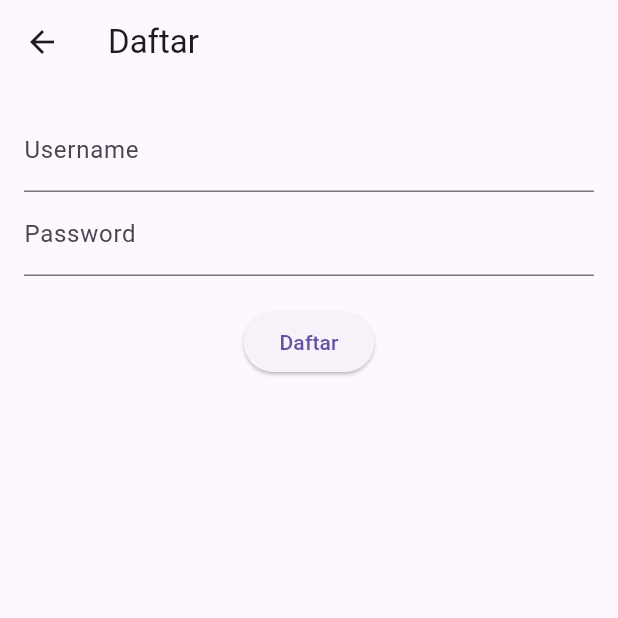
After one commit to IsDukeThere/TugasAkhir_Mobile, a Flutter app: the screen it shows after launch, after a tap on "Daftar", on a phone screen of 412 x 824 dp, the top half of it. The commit adds this screen. Run offline on Flutter 3.47's test engine with Material 3 defaults, Android fonts, the phone set to English and light mode, and no system bars; our stand-ins replace hive, hive_flutter; accounts and stored records are empty; network calls fail.

Commit message:
update, login register done

```diff
--- a/lib/main.dart
+++ b/lib/main.dart
@@ -1,10 +1,18 @@
 import 'package:flutter/material.dart';
+import 'package:hive_flutter/hive_flutter.dart';
+import 'package:project_akhir/model/movie_list.dart';
 import 'package:project_akhir/views/login.dart';
 
-void main() {
+void main() async {
+  WidgetsFlutterBinding.ensureInitialized();
+
+  await Hive.initFlutter();
+  Hive.registerAdapter(MovieListAdapter());
+  await Hive.openBox('users');
+  await Hive.openBox<MovieList>('watchlist');
+
   runApp(const MyApp());
 }
-
 class MyApp extends StatelessWidget {
   const MyApp({super.key});
 
--- /dev/null
+++ b/lib/utils/encryption.dart
@@ -0,0 +1,8 @@
+import 'dart:convert';
+import 'package:crypto/crypto.dart';
+
+String hashPassword(String password) {
+  final bytes = utf8.encode(password);
+  final digest = sha256.convert(bytes);
+  return digest.toString();
+}
--- a/lib/views/home.dart
+++ b/lib/views/home.dart
@@ -152,7 +152,7 @@ class _MovieListViewState extends State<Home> {
                     Navigator.push(
                       context,
                       MaterialPageRoute(
-                        builder: (context) => Detail(id: m.id),
+                        builder: (context) => Detail(id: m.id, movie: m,),
                       ),
                     );
                   },
--- a/lib/views/login.dart
+++ b/lib/views/login.dart
@@ -1,4 +1,6 @@
 import 'package:flutter/material.dart';
+import 'package:hive/hive.dart';
+import 'package:project_akhir/views/register.dart';
 import 'package:project_akhir/widgets/navbar.dart';
 
 class LoginPage extends StatefulWidget {
@@ -32,7 +34,21 @@ class _LoginPageState extends State<LoginPage> {
           ),
           _usernameField(),
           _passwordField(),
-          _loginButton(context)],
+          _loginButton(context),
+          Text(
+            "Belum memiliki akun?",
+            style: TextStyle(
+              color: Colors.white
+            ),
+          ),
+          TextButton(
+            onPressed: () {
+              Navigator.push(
+                context,
+                MaterialPageRoute(builder: (context) => Register())
+                );
+          }, child: Text("Daftar"))
+          ],
       ),
     );
   }
@@ -119,27 +135,41 @@ class _LoginPageState extends State<LoginPage> {
     String text = "", username, password;
       username = usernameC.text.trim();
       password = passwordC.text.trim();
-      print("Username : $username");
-      print("Password : $password");
-      if(username == "Duki" && password == "123"){
-        //login berhasil
+
+      var box = Hive.box('users');
+      if (box.containsKey(username)) {
+    // Ambil password yang tersimpan
+    final savedPassword = box.get(username);
+
+    if (savedPassword == password) {
+      // Login berhasil
       setState(() {
         text = "Login Berhasil!";
         isLoginSuccess = true;
       });
-        Navigator.pushReplacement(context,
-        MaterialPageRoute(
-          builder: (context){
-            return Navbar(name: username,);
-          }
-          ));
-      }else{
-        // login gagal
+
+      // Navigasi ke halaman utama
+      Navigator.pushReplacement(
+        context,
+        MaterialPageRoute(builder: (context) => Navbar(name: username)),
+      );
+    } else {
+      // Password salah
       setState(() {
-          text = "Login Gagal";
+        text = "Password salah!";
         isLoginSuccess = false;
       });
     }
+  } else {
+    // Username tidak ditemukan
+    setState(() {
+      text = "Username tidak ditemukan!";
+      isLoginSuccess = false;
+    });
+  }
+
+      print("Username : $username");
+      print("Password : $password");
 
       SnackBar snackBar = SnackBar(
         backgroundColor: (isLoginSuccess) ? Colors.green : Colors.red,
--- /dev/null
+++ b/lib/views/register.dart
@@ -0,0 +1,68 @@
+import 'package:flutter/material.dart';
+import 'package:hive/hive.dart';
+
+class Register extends StatefulWidget {
+  const Register({super.key});
+
+  @override
+  State<Register> createState() => _RegisterState();
+}
+
+class _RegisterState extends State<Register> {
+  final usernameController = TextEditingController();
+  final passwordController = TextEditingController();
+
+  void _register() async {
+    final username = usernameController.text;
+    final password = passwordController.text;
+
+    if (username.isEmpty || password.isEmpty) return;
+
+    final box = Hive.box('users');
+
+    if (box.containsKey(username)) {
+      ScaffoldMessenger.of(context).showSnackBar(
+        SnackBar(content: Text('Username sudah terdaftar')),
+      );
+      return;
+    }
+
+    await box.put(username, password);
+    print('Data tersimpan: $username -> $password'); // debug
+
+    ScaffoldMessenger.of(context).showSnackBar(
+      const SnackBar(content: Text("Registrasi berhasil! Silakan login.")),
+    );
+
+    Navigator.pop(context);
+
+  }
+
+  @override
+  Widget build(BuildContext context) {
+    return Scaffold(
+      appBar: AppBar(title: Text('Daftar')),
+      body: Padding(
+        padding: const EdgeInsets.all(16),
+        child: Column(
+          children: [
+            TextField(
+              controller: usernameController,
+              decoration: InputDecoration(labelText: 'Username'),
+            ),
+            TextField(
+              controller: passwordController,
+              decoration: InputDecoration(labelText: 'Password'),
+              obscureText: true,
+            ),
+            const SizedBox(height: 20),
+            ElevatedButton(
+              onPressed: _register,
+              child: Text('Daftar'),
+            ),
+          ],
+        ),
+      ),
+    );
+  }
+}
--- a/lib/widgets/navbar.dart
+++ b/lib/widgets/navbar.dart
@@ -1,5 +1,6 @@
 import 'package:flutter/material.dart';
 import 'package:project_akhir/views/home.dart';
+import 'package:project_akhir/views/watchlist.dart';
 
 class Navbar extends StatefulWidget {
   final String name;
@@ -19,7 +20,7 @@ class _NavbarState extends State<Navbar> {
   Widget build(BuildContext context) {
     final pages = [
       Home(username: widget.name),
-      // Watchlist(userId: widget.userId),
+      Watchlist(username: widget.name),
       // Profile(username: widget.username),
     ];
 
```
Also changed, not shown: lib/model/movie_list.dart (+22 -11 lines), lib/model/user.dart (added, +17 -0 lines), lib/views/detail.dart (+39 -1 lines), lib/views/watchlist.dart (added, +48 -0 lines), pubspec.yaml (+7 -0 lines), lib/model/movie_list.g.dart (added), lib/model/user.g.dart (added), pubspec.lock, 1 other file. Lines whose indentation alone changed are shown as unchanged.
